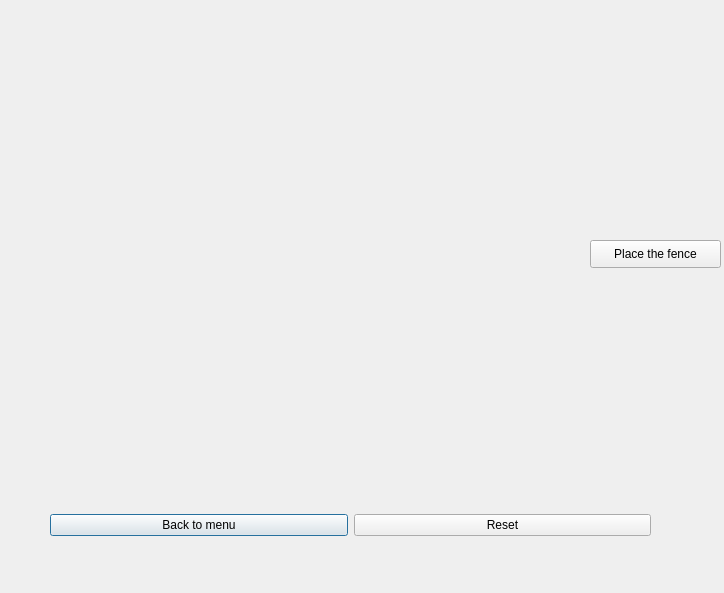
olezhabobrov/Quoridor, file src/GameField.ui: the form before one commit.
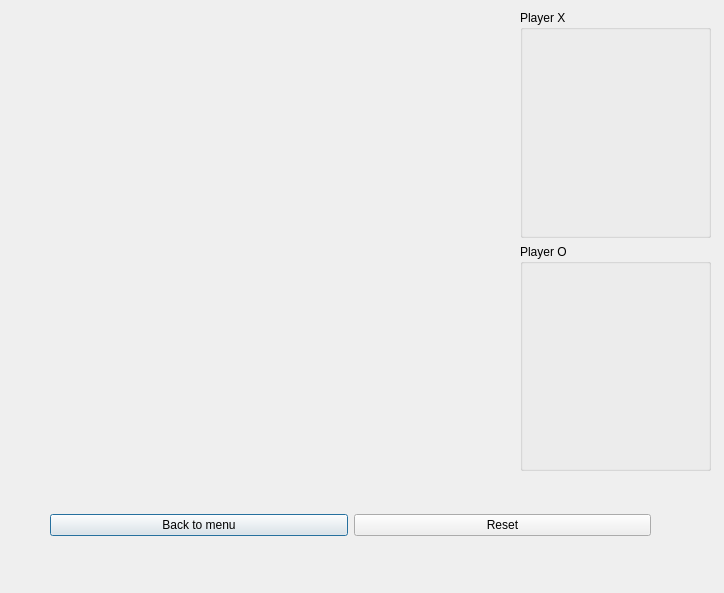
The form after the commit.

Commit message: Adding players info

The edit to the form file:
```diff
--- a/src/GameField.ui
+++ b/src/GameField.ui
@@ -56,18 +56,31 @@
    </property>
    <layout class="QGridLayout" name="Board"/>
   </widget>
-  <widget class="QPushButton" name="placeFence">
+  <widget class="QWidget" name="verticalLayoutWidget">
    <property name="geometry">
     <rect>
-     <x>590</x>
-     <y>240</y>
-     <width>131</width>
-     <height>28</height>
+     <x>520</x>
+     <y>10</y>
+     <width>191</width>
+     <height>461</height>
     </rect>
    </property>
-   <property name="text">
-    <string>Place the fence</string>
-   </property>
+   <layout class="QVBoxLayout" name="verticalLayout">
+    <item>
+     <widget class="QGroupBox" name="PlayerXBox">
+      <property name="title">
+       <string>Player X</string>
+      </property>
+     </widget>
+    </item>
+    <item>
+     <widget class="QGroupBox" name="groupBox_2">
+      <property name="title">
+       <string>Player O</string>
+      </property>
+     </widget>
+    </item>
+   </layout>
   </widget>
  </widget>
  <resources/>
```
The commit also changes 2 other files.
